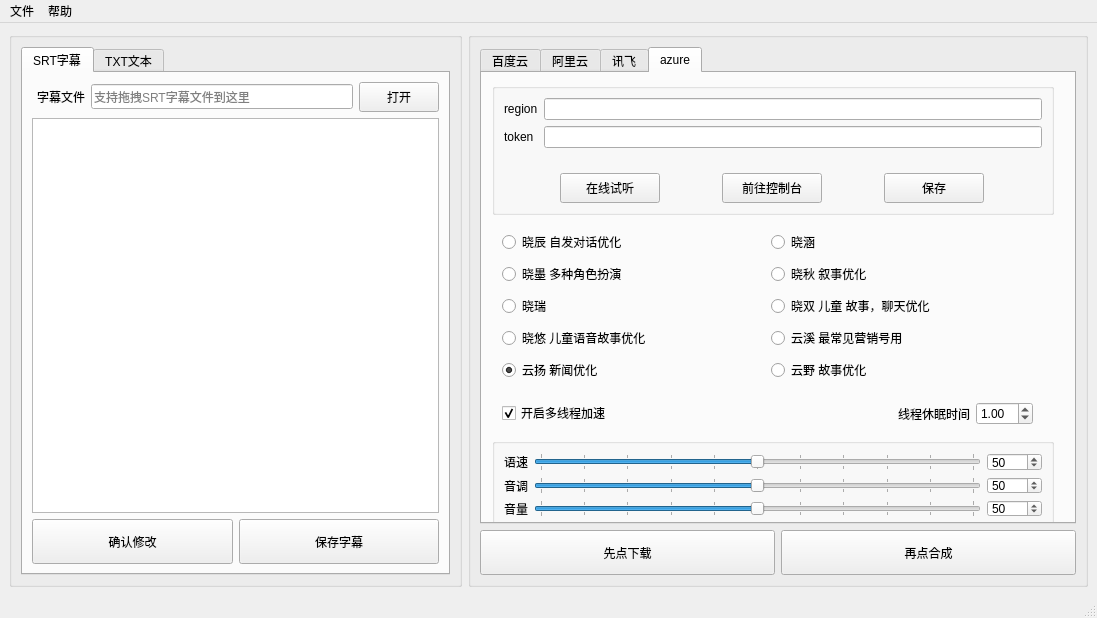
First picture: the form in mainwindow.ui, repository kizx/subtitle2audio, before the edit.
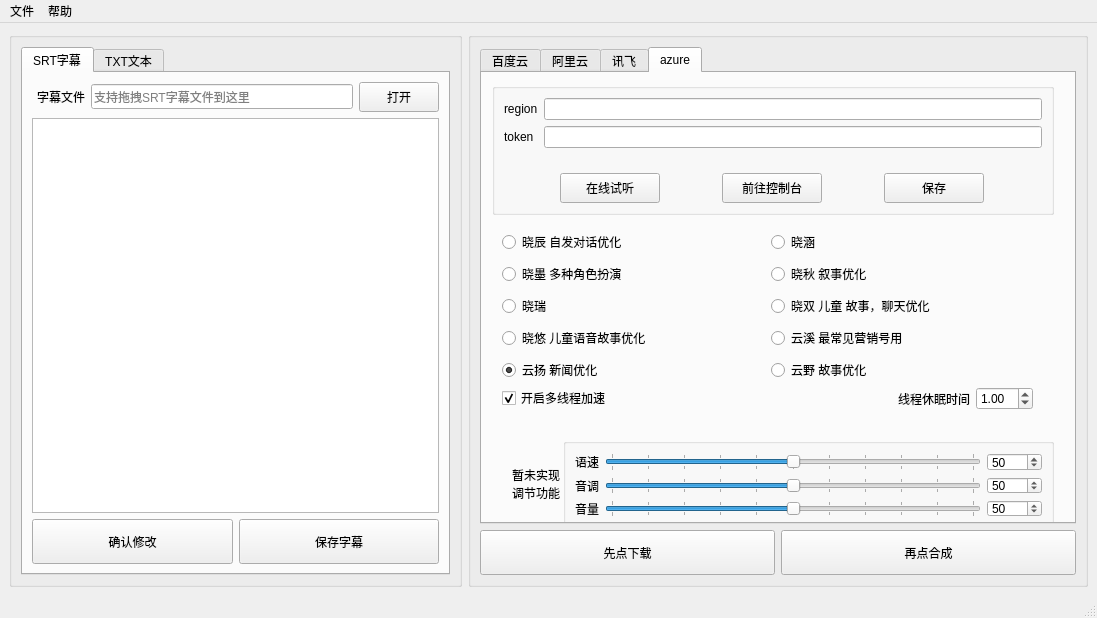
Second picture: the form after the edit. Custom widgets are drawn as their Qt base class.

The edit to the form file:
```diff
--- a/mainwindow.ui
+++ b/mainwindow.ui
@@ -2155,9 +2155,9 @@
           <widget class="QGroupBox" name="groupBox_10">
            <property name="geometry">
             <rect>
-             <x>10</x>
+             <x>81</x>
              <y>365</y>
-             <width>562</width>
+             <width>491</width>
              <height>91</height>
             </rect>
            </property>
@@ -2482,9 +2482,9 @@
            <property name="geometry">
             <rect>
              <x>20</x>
-             <y>320</y>
+             <y>310</y>
              <width>531</width>
-             <height>41</height>
+             <height>31</height>
             </rect>
            </property>
            <layout class="QHBoxLayout" name="horizontalLayout_27">
@@ -2551,6 +2551,25 @@
             </item>
            </layout>
           </widget>
+          <widget class="QLabel" name="label_23">
+           <property name="geometry">
+            <rect>
+             <x>30</x>
+             <y>380</y>
+             <width>51</width>
+             <height>61</height>
+            </rect>
+           </property>
+           <property name="text">
+            <string>暂未实现调节功能</string>
+           </property>
+           <property name="scaledContents">
+            <bool>false</bool>
+           </property>
+           <property name="wordWrap">
+            <bool>true</bool>
+           </property>
+          </widget>
          </widget>
         </widget>
        </item>
```
Left out of the diff: 4 changed lines with no effect on the pictures.
